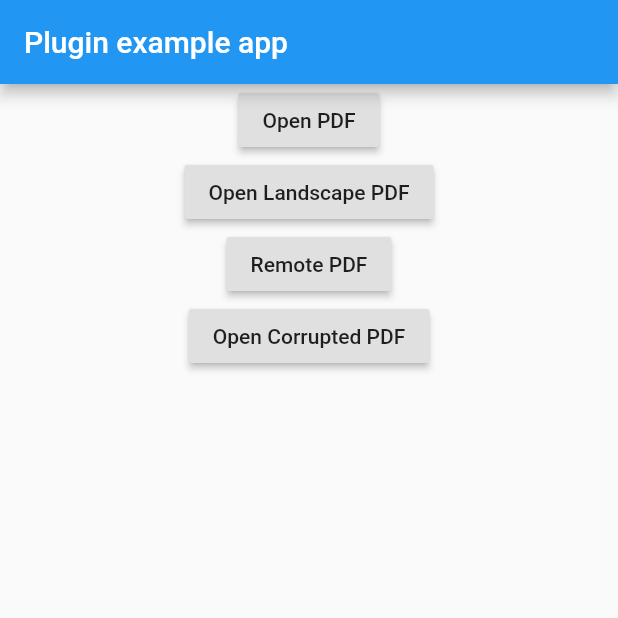
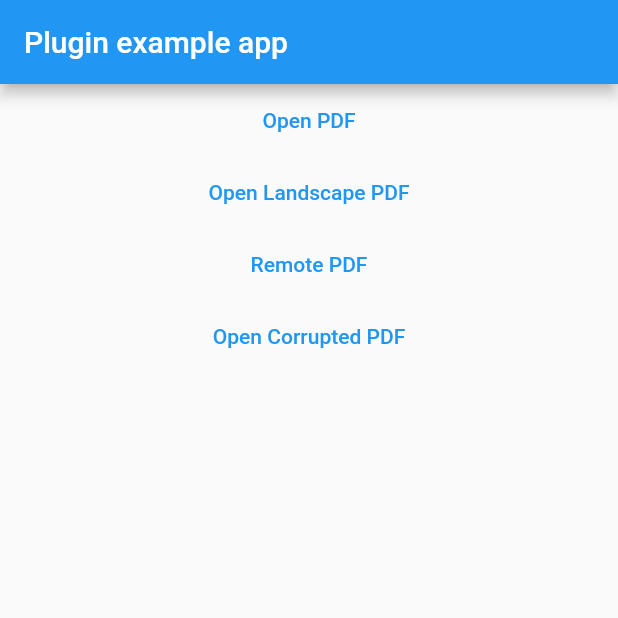
Before and after one commit to endigo/flutter_pdfview, a Flutter app: the screen it shows after launch, on a phone screen of 412 x 824 dp, the top half of it. Run offline on Flutter 3.47's test engine with Material 2 defaults, Android fonts, the phone set to English and light mode, and no system bars; network calls fail.

Commit message:
fix: remove deprecated codes

```diff
--- a/example/lib/main.dart
+++ b/example/lib/main.dart
@@ -100,10 +100,10 @@ class _MyAppState extends State<MyApp> {
           builder: (BuildContext context) {
             return Column(
               children: <Widget>[
-                RaisedButton(
+                TextButton(
                   child: Text("Open PDF"),
                   onPressed: () {
-                    if (pathPDF != null || pathPDF.isNotEmpty) {
+                    if (pathPDF.isNotEmpty) {
                       Navigator.push(
                         context,
                         MaterialPageRoute(
@@ -113,23 +113,24 @@ class _MyAppState extends State<MyApp> {
                     }
                   },
                 ),
-                RaisedButton(
+                TextButton(
                   child: Text("Open Landscape PDF"),
                   onPressed: () {
-                    if (landscapePathPdf != null || landscapePathPdf.isNotEmpty) {
+                    if (landscapePathPdf.isNotEmpty) {
                       Navigator.push(
                         context,
                         MaterialPageRoute(
-                          builder: (context) => PDFScreen(path: landscapePathPdf),
+                          builder: (context) =>
+                              PDFScreen(path: landscapePathPdf),
                         ),
                       );
                     }
                   },
                 ),
-                RaisedButton(
+                TextButton(
                   child: Text("Remote PDF"),
                   onPressed: () {
-                    if (remotePDFpath != null || remotePDFpath.isNotEmpty) {
+                    if (remotePDFpath.isNotEmpty) {
                       Navigator.push(
                         context,
                         MaterialPageRoute(
@@ -139,10 +140,10 @@ class _MyAppState extends State<MyApp> {
                     }
                   },
                 ),
-                RaisedButton(
+                TextButton(
                   child: Text("Open Corrupted PDF"),
                   onPressed: () {
-                    if (pathPDF != null) {
+                    if (pathPDF.isNotEmpty) {
                       Navigator.push(
                         context,
                         MaterialPageRoute(
```
Also changed, not shown: lib/flutter_pdfview.dart (+5 -4 lines).
